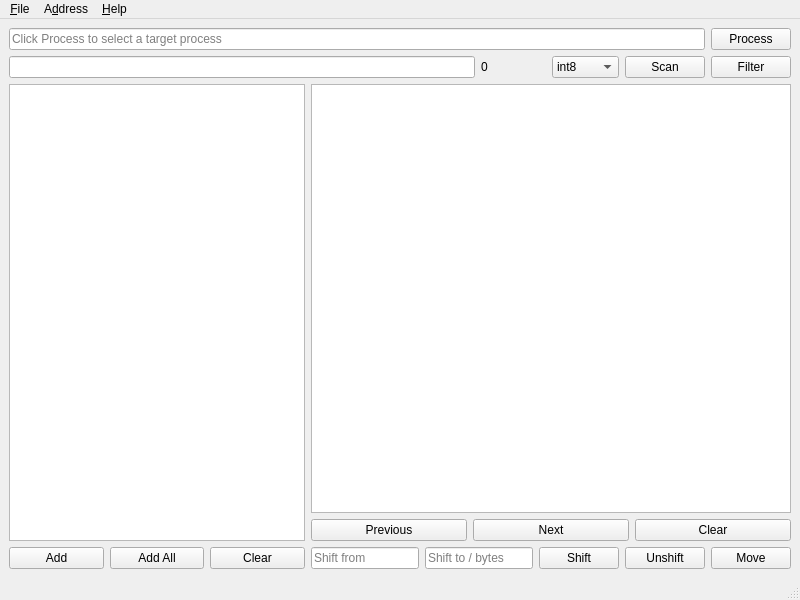
allencch/med, file ui/main-qt.ui: the form before one commit.
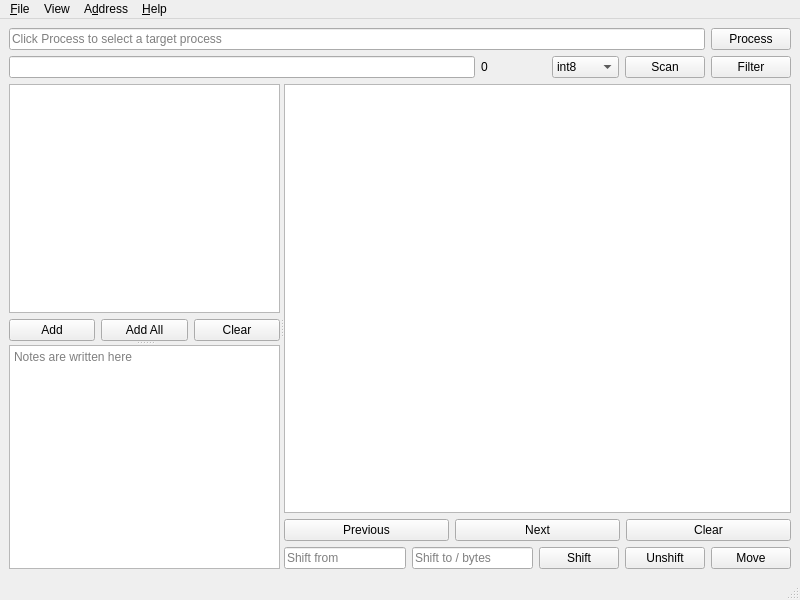
The form after the commit.

Commit message:
Adding notes area
The splitter between scan and store is draggable now

Patch:
```diff
--- a/ui/main-qt.ui
+++ b/ui/main-qt.ui
@@ -14,10 +14,9 @@
    <string>Med</string>
   </property>
   <widget class="QWidget" name="centralwidget">
+   <layout class="QGridLayout" name="gridLayout">
+    <item row="0" column="0">
    <layout class="QVBoxLayout" name="verticalLayout_2">
-    <property name="leftMargin">
-     <number>9</number>
-    </property>
     <item>
      <layout class="QHBoxLayout" name="horizontalLayout">
       <property name="sizeConstraint">
@@ -115,11 +114,31 @@
      </layout>
     </item>
     <item>
-     <layout class="QHBoxLayout" name="horizontalLayout_3">
-      <item>
+       <widget class="QSplitter" name="splitter_2">
+        <property name="sizePolicy">
+         <sizepolicy hsizetype="Expanding" vsizetype="Expanding">
+          <horstretch>0</horstretch>
+          <verstretch>0</verstretch>
+         </sizepolicy>
+        </property>
+        <property name="orientation">
+         <enum>Qt::Horizontal</enum>
+        </property>
+        <widget class="QSplitter" name="splitter">
+         <property name="orientation">
+          <enum>Qt::Vertical</enum>
+         </property>
+         <widget class="QWidget" name="">
        <layout class="QVBoxLayout" name="verticalLayout">
         <item>
-         <widget class="QTreeView" name="scanTreeView"/>
+            <widget class="QTreeView" name="scanTreeView">
+             <property name="sizePolicy">
+              <sizepolicy hsizetype="Expanding" vsizetype="Expanding">
+               <horstretch>0</horstretch>
+               <verstretch>0</verstretch>
+              </sizepolicy>
+             </property>
+            </widget>
         </item>
         <item>
          <layout class="QHBoxLayout" name="horizontalLayout_4">
@@ -147,8 +166,14 @@
          </layout>
         </item>
        </layout>
-      </item>
-      <item>
+         </widget>
+         <widget class="QPlainTextEdit" name="notes">
+          <property name="placeholderText">
+           <string>Notes are written here</string>
+          </property>
+         </widget>
+        </widget>
+        <widget class="QWidget" name="">
        <layout class="QVBoxLayout" name="verticalLayout_3">
         <item>
          <widget class="QTreeView" name="storeTreeView"/>
@@ -230,6 +255,8 @@
          </layout>
         </item>
        </layout>
+        </widget>
+       </widget>
       </item>
      </layout>
     </item>
@@ -269,7 +296,14 @@
     <addaction name="separator"/>
     <addaction name="actionMemEditor"/>
    </widget>
+   <widget class="QMenu" name="menuView">
+    <property name="title">
+     <string>View</string>
+    </property>
+    <addaction name="actionShowNotes"/>
+   </widget>
    <addaction name="menuFile"/>
+   <addaction name="menuView"/>
    <addaction name="menuStore"/>
    <addaction name="menuHelp"/>
   </widget>
```
Left out of the diff: 10 changed lines with no effect on the pictures. Lines whose indentation alone changed are shown as unchanged. The commit also changes 2 other files.
